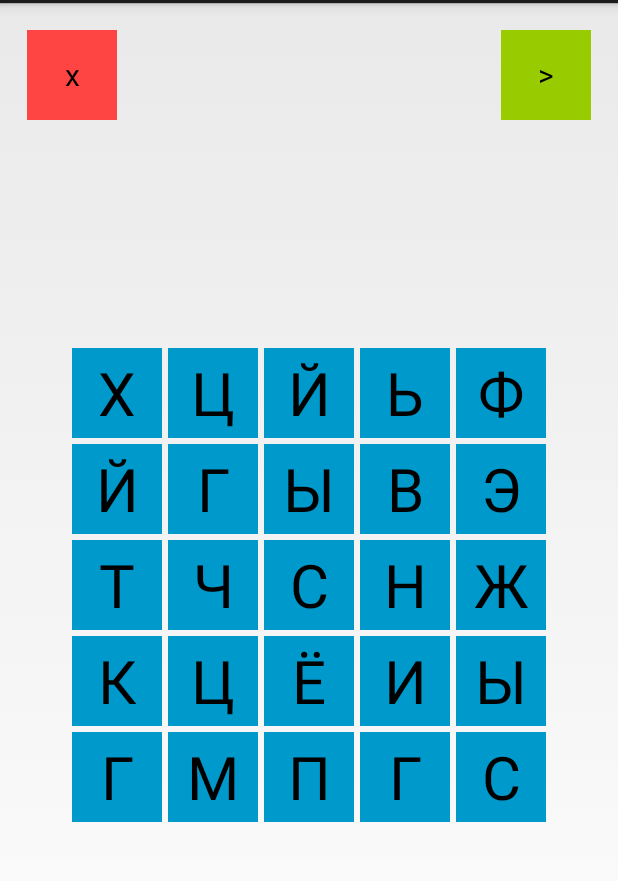
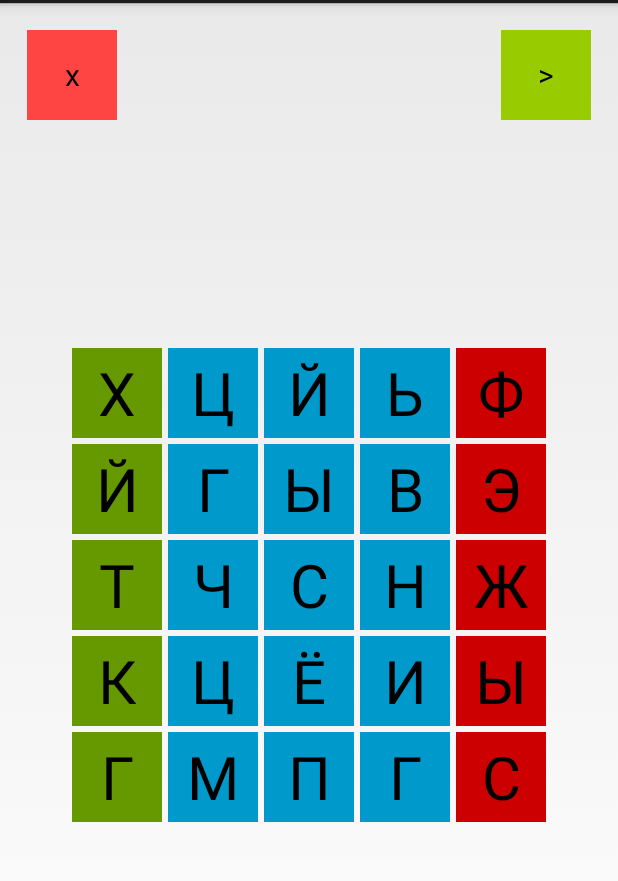
Before and after one commit to Lag1101/BuildAWord, an Android app: the screen it shows after launch (Board), on a phone screen of 412 x 824 dp, the part 69-950 px from its top. Run offline under Robolectric (Android 15) with nearby library versions, the phone set to English and light mode, and no system bars; 1 statement that could not run was skipped.

Commit message:
added sides

```diff
--- a/app/src/main/java/com/android/luckybug/buildaword/Board.java
+++ b/app/src/main/java/com/android/luckybug/buildaword/Board.java
@@ -2,6 +2,7 @@ package com.android.luckybug.buildaword;
 
 import android.app.Activity;
 import android.graphics.Color;
+import android.graphics.Point;
 import android.os.AsyncTask;
 import android.os.Bundle;
 import android.text.Editable;
@@ -14,11 +15,13 @@ import android.widget.TableLayout;
 import android.widget.TextView;
 import android.widget.Toast;
 
+import com.android.luckybug.buildaword.Conrtol.Cell.Cell;
 import com.android.luckybug.buildaword.Logic.Dictionary;
 import com.android.luckybug.buildaword.Conrtol.Prison;
 import com.android.luckybug.buildaword.Logic.Exchange.Client;
 import com.android.luckybug.buildaword.Logic.Exchange.MyHttpClient;
 
+import java.util.ArrayList;
 import java.util.Arrays;
 
 
@@ -95,6 +98,22 @@ public class Board extends Activity {
                 }
             }
         });
+
+
+        prison.setCellsOwner(new Point[]{
+                new Point(0,0),
+                new Point(0,1),
+                new Point(0,2),
+                new Point(0,3),
+                new Point(0,4)
+        }, Cell.Owner.me);
+        prison.setCellsOwner(new Point[]{
+                new Point(4,0),
+                new Point(4,1),
+                new Point(4,2),
+                new Point(4,3),
+                new Point(4,4)
+        }, Cell.Owner.enemy);
     }
 
 
--- a/app/src/main/java/com/android/luckybug/buildaword/Conrtol/Cell/Cell.java
+++ b/app/src/main/java/com/android/luckybug/buildaword/Conrtol/Cell/Cell.java
@@ -3,13 +3,17 @@ package com.android.luckybug.buildaword.Conrtol.Cell;
 /**
  * Created by vasiliy.lomanov on 14.11.2014. Have a lot of fun!(c)
  */
-public interface Cell {
+public abstract class Cell {
+    public static enum Owner {me, enemy, nobody};
     public interface Callback {
         public void callback(Cell cell);
     }
-    public void setOff();
-    public boolean pushed();
-    public void onClick(final Callback listener);
-    public String getText();
-    public void setText(String text);
+    public abstract void setOff();
+    public abstract boolean pushed();
+    public abstract void onClick(final Callback listener);
+    public abstract String getText();
+    public abstract void setText(String text);
+    public abstract void setOwner(Owner own);
+
+    protected Owner owner = Owner.nobody;
 }
--- a/app/src/main/java/com/android/luckybug/buildaword/Conrtol/Cell/CellToggle.java
+++ b/app/src/main/java/com/android/luckybug/buildaword/Conrtol/Cell/CellToggle.java
@@ -3,15 +3,18 @@ package com.android.luckybug.buildaword.Conrtol.Cell;
 import android.view.View;
 import android.widget.ToggleButton;
 
+import com.android.luckybug.buildaword.R;
+
 /**
  * Created by vasiliy.lomanov on 14.11.2014. Have a lot of fun!(c)
  */
-public class CellToggle implements Cell {
+public class CellToggle extends Cell {
 
     private final ToggleButton toggleButton;
 
     public CellToggle(ToggleButton tb) {
         toggleButton = tb;
+        setOwner(Owner.nobody);
     }
 
     @Override
@@ -37,6 +40,25 @@ public class CellToggle implements Cell {
     }
 
     @Override
+    public void setOwner(Owner own) {
+        owner = own;
+        switch (owner) {
+            case me: {
+                toggleButton.setBackgroundResource(R.drawable.btn_toggle_me);
+                break;
+            }
+            case enemy: {
+                toggleButton.setBackgroundResource(R.drawable.btn_toggle_enemy);
+                break;
+            }
+            default:{
+                toggleButton.setBackgroundResource(R.drawable.btn_toggle);
+                break;
+            }
+        }
+    }
+
+    @Override
     public void onClick(final Callback listener) {
         final Cell cell = this;
         toggleButton.setOnClickListener(new View.OnClickListener() {
--- a/app/src/main/java/com/android/luckybug/buildaword/Conrtol/Prison.java
+++ b/app/src/main/java/com/android/luckybug/buildaword/Conrtol/Prison.java
@@ -1,5 +1,6 @@
 package com.android.luckybug.buildaword.Conrtol;
 
+import android.graphics.Point;
 import android.widget.TableLayout;
 import android.widget.TableRow;
 import android.widget.ToggleButton;
@@ -7,6 +8,7 @@ import android.widget.ToggleButton;
 import com.android.luckybug.buildaword.Conrtol.Cell.Cell;
 import com.android.luckybug.buildaword.Conrtol.Cell.CellToggle;
 
+import java.lang.reflect.Array;
 import java.util.ArrayList;
 import java.util.List;
 
@@ -66,6 +68,13 @@ public class Prison {
 
         generate();
     }
+
+    public void setCellsOwner(Point[] points, Cell.Owner owner) {
+        for(Point p : points) {
+            cells[p.y][p.x].setOwner(owner);
+        }
+    }
+
     public void onTextChange(Callback callback) {
         textChangeListener = callback;
     }
--- a/app/src/main/res/drawable-hdpi/btn_toggle.xml
+++ b/app/src/main/res/drawable-hdpi/btn_toggle.xml
@@ -1,5 +1,5 @@
 <?xml version="1.0" encoding="utf-8"?>
 <selector xmlns:android="http://schemas.android.com/apk/res/android">
     <item android:state_checked="false" android:drawable="@android:color/holo_blue_dark" />
-    <item android:state_checked="true" android:drawable="@android:color/holo_blue_bright" />
+    <item android:state_checked="true" android:drawable="@android:color/holo_blue_light" />
 </selector>
--- /dev/null
+++ b/app/src/main/res/drawable-hdpi/btn_toggle_enemy.xml
@@ -0,0 +1,5 @@
+<?xml version="1.0" encoding="utf-8"?>
+<selector xmlns:android="http://schemas.android.com/apk/res/android">
+    <item android:state_checked="false" android:drawable="@android:color/holo_red_dark" />
+    <item android:state_checked="true" android:drawable="@android:color/holo_red_light" />
+</selector>
--- /dev/null
+++ b/app/src/main/res/drawable-hdpi/btn_toggle_me.xml
@@ -0,0 +1,5 @@
+<?xml version="1.0" encoding="utf-8"?>
+<selector xmlns:android="http://schemas.android.com/apk/res/android">
+    <item android:state_checked="false" android:drawable="@android:color/holo_green_dark" />
+    <item android:state_checked="true" android:drawable="@android:color/holo_green_light" />
+</selector>
```
